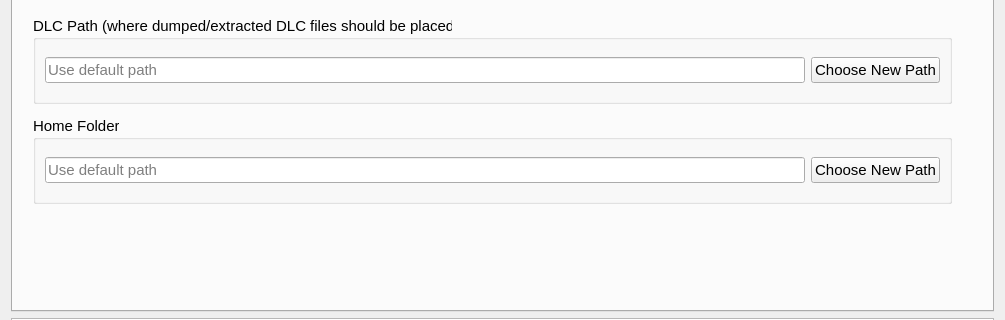
rainmakerv3/BB_Launcher, file settings/ShadSettings.ui: the form before one commit; both pictures show x 0 to 1005 and y 295 to 615 of the 1005 by 726 pixel window.
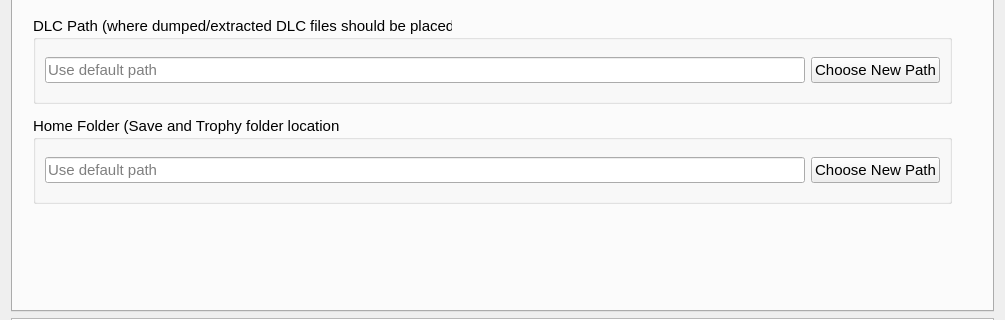
The form after the commit. The open tabs and pages were chosen to show the change. Icons and pictures are not drawn.

Commit message: add home folder setting

What changed in the file:
```diff
--- a/settings/ShadSettings.ui
+++ b/settings/ShadSettings.ui
@@ -1030,7 +1030,7 @@
         </rect>
        </property>
        <property name="title">
-        <string>Home Folder</string>
+        <string>Home Folder (Save and Trophy folder location)</string>
        </property>
        <layout class="QHBoxLayout" name="horizontalLayout_2">
         <item>
```
Left out of the diff: 2 changed lines with no effect on the pictures. The commit also changes 2 other files.
